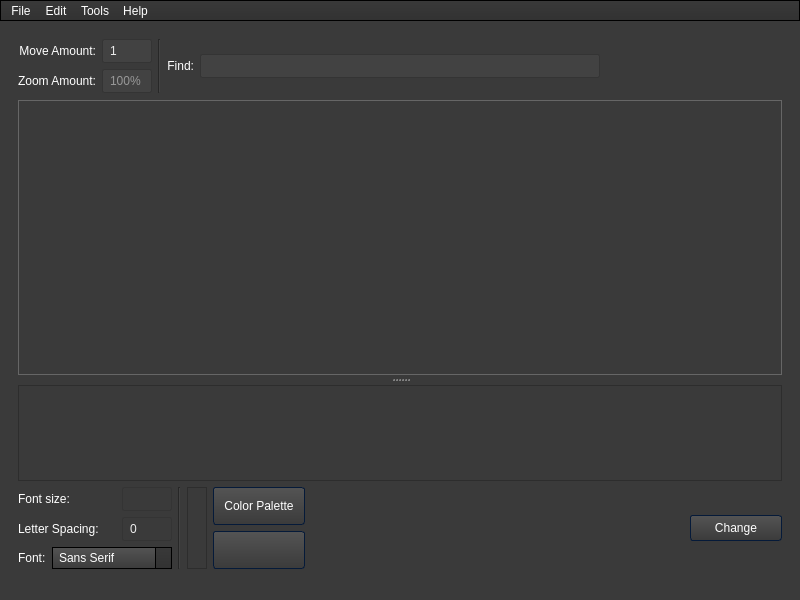
The window that forms/mainwindow.ui (WTS012201/Text-Extraction-Tool) describes before a commit, drawn with Qt 5.
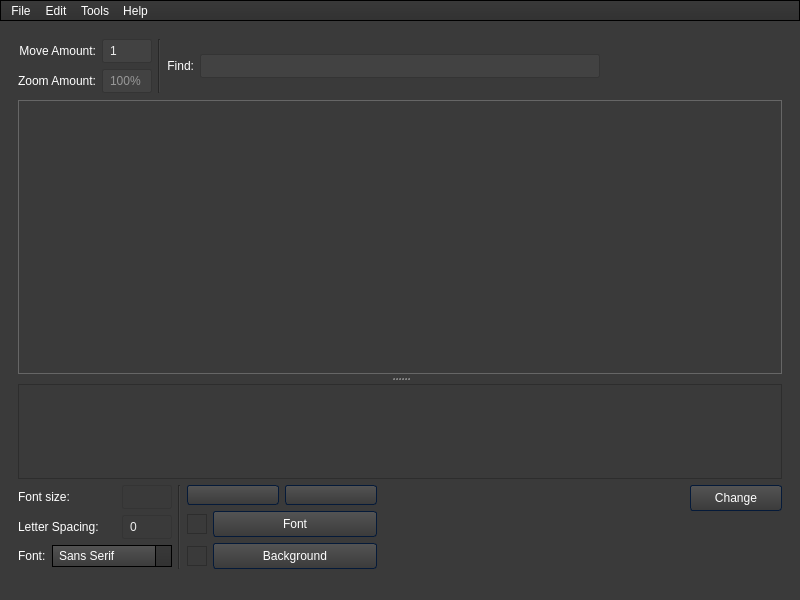
The same window after the commit. Icons and pictures are not drawn.

What changed in the file:
```diff
--- a/forms/mainwindow.ui
+++ b/forms/mainwindow.ui
@@ -1231,7 +1231,7 @@
                 </widget>
                </item>
                <item>
-                <layout class="QHBoxLayout" name="textOptions" stretch="0,0,0,0,5,0">
+                <layout class="QHBoxLayout" name="textOptions" stretch="0,0,0,6,0">
                  <property name="sizeConstraint">
                   <enum>QLayout::SetMinAndMaxSize</enum>
                  </property>
@@ -1374,52 +1374,136 @@
                    </property>
                   </widget>
                  </item>
-                 <item>
-                  <widget class="QGraphicsView" name="colorSelect">
-                   <property name="sizePolicy">
-                    <sizepolicy hsizetype="Preferred" vsizetype="Preferred">
-                     <horstretch>0</horstretch>
-                     <verstretch>0</verstretch>
-                    </sizepolicy>
-                   </property>
-                   <property name="maximumSize">
-                    <size>
-                     <width>20</width>
-                     <height>16777215</height>
-                    </size>
-                   </property>
-                  </widget>
-                 </item>
                  <item>
                   <layout class="QVBoxLayout" name="verticalLayout_4">
                    <property name="sizeConstraint">
                     <enum>QLayout::SetMinimumSize</enum>
                    </property>
                    <item>
-                    <widget class="QPushButton" name="color">
+                    <layout class="QHBoxLayout" name="horizontalLayout_9">
+                     <property name="sizeConstraint">
+                      <enum>QLayout::SetFixedSize</enum>
+                     </property>
+                     <item>
+                      <widget class="QPushButton" name="hide">
                      <property name="sizePolicy">
-                      <sizepolicy hsizetype="Minimum" vsizetype="Minimum">
+                        <sizepolicy hsizetype="Fixed" vsizetype="Fixed">
                        <horstretch>0</horstretch>
                        <verstretch>0</verstretch>
                       </sizepolicy>
                      </property>
+                       <property name="minimumSize">
+                        <size>
+                         <width>92</width>
+                         <height>0</height>
+                        </size>
+                       </property>
+                       <property name="maximumSize">
+                        <size>
+                         <width>20</width>
+                         <height>20</height>
+                        </size>
+                       </property>
                      <property name="text">
-                      <string>Color Palette</string>
+                        <string/>
+                       </property>
+                       <property name="checkable">
+                        <bool>false</bool>
                      </property>
                     </widget>
                    </item>
                    <item>
                     <widget class="QPushButton" name="dropper">
                      <property name="sizePolicy">
-                      <sizepolicy hsizetype="Minimum" vsizetype="Minimum">
+                        <sizepolicy hsizetype="Fixed" vsizetype="Fixed">
                        <horstretch>0</horstretch>
                        <verstretch>0</verstretch>
                       </sizepolicy>
                      </property>
+                       <property name="minimumSize">
+                        <size>
+                         <width>92</width>
+                         <height>0</height>
+                        </size>
+                       </property>
+                       <property name="maximumSize">
+                        <size>
+                         <width>20</width>
+                         <height>20</height>
+                        </size>
+                       </property>
                      <property name="text">
                       <string/>
                      </property>
                     </widget>
+                     </item>
+                    </layout>
+                   </item>
+                   <item>
+                    <layout class="QHBoxLayout" name="horizontalLayout_3">
+                     <item>
+                      <widget class="QGraphicsView" name="colorSelect">
+                       <property name="sizePolicy">
+                        <sizepolicy hsizetype="Preferred" vsizetype="Preferred">
+                         <horstretch>0</horstretch>
+                         <verstretch>0</verstretch>
+                        </sizepolicy>
+                       </property>
+                       <property name="maximumSize">
+                        <size>
+                         <width>20</width>
+                         <height>20</height>
+                        </size>
+                       </property>
+                      </widget>
+                     </item>
+                     <item>
+                      <widget class="QPushButton" name="color">
+                       <property name="sizePolicy">
+                        <sizepolicy hsizetype="Minimum" vsizetype="Minimum">
+                         <horstretch>0</horstretch>
+                         <verstretch>0</verstretch>
+                        </sizepolicy>
+                       </property>
+                       <property name="text">
+                        <string>Font</string>
+                       </property>
+                      </widget>
+                     </item>
+                    </layout>
+                   </item>
+                   <item>
+                    <layout class="QHBoxLayout" name="horizontalLayout_8">
+                     <item>
+                      <widget class="QGraphicsView" name="colorSelect_2">
+                       <property name="sizePolicy">
+                        <sizepolicy hsizetype="Preferred" vsizetype="Preferred">
+                         <horstretch>0</horstretch>
+                         <verstretch>0</verstretch>
+                        </sizepolicy>
+                       </property>
+                       <property name="maximumSize">
+                        <size>
+                         <width>20</width>
+                         <height>20</height>
+                        </size>
+                       </property>
+                      </widget>
+                     </item>
+                     <item>
+                      <widget class="QPushButton" name="color_2">
+                       <property name="sizePolicy">
+                        <sizepolicy hsizetype="Minimum" vsizetype="Minimum">
+                         <horstretch>0</horstretch>
+                         <verstretch>0</verstretch>
+                        </sizepolicy>
+                       </property>
+                       <property name="text">
+                        <string>Background</string>
+                       </property>
+                      </widget>
+                     </item>
+                    </layout>
                    </item>
                   </layout>
                  </item>
@@ -1437,11 +1521,28 @@
                   </spacer>
                  </item>
                  <item>
+                  <layout class="QVBoxLayout" name="verticalLayout_10">
+                   <item>
                   <widget class="QPushButton" name="changeButton">
                    <property name="text">
                     <string>Change</string>
                    </property>
                   </widget>
+                   </item>
+                   <item>
+                    <spacer name="verticalSpacer">
+                     <property name="orientation">
+                      <enum>Qt::Vertical</enum>
+                     </property>
+                     <property name="sizeHint" stdset="0">
+                      <size>
+                       <width>20</width>
+                       <height>40</height>
+                      </size>
+                     </property>
+                    </spacer>
+                   </item>
+                  </layout>
                  </item>
                 </layout>
                </item>
```
Left out of the diff: 2 changed lines with no effect on the pictures. Lines whose indentation alone changed are shown as unchanged.
